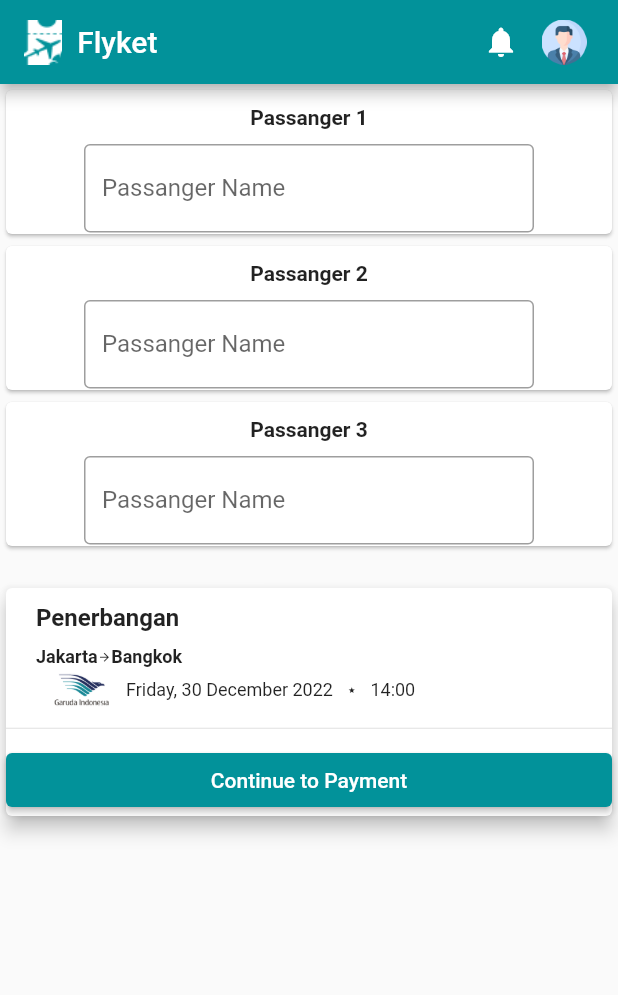
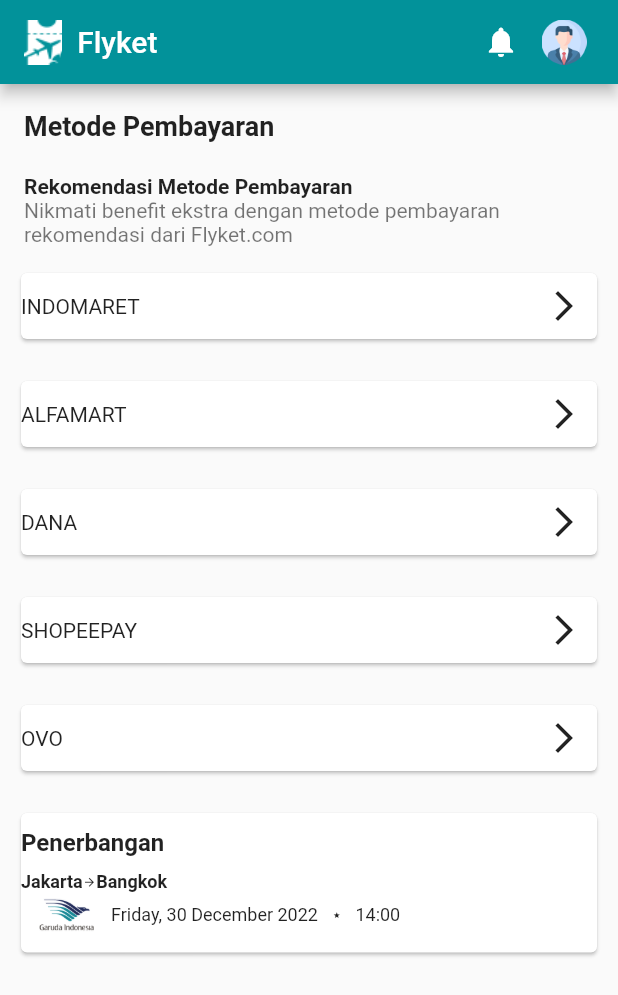
Before and after one commit to driskimaulana/flyket, a Flutter app: the screen it shows after launch, on a phone screen of 412 x 824 dp. Shown: the top 995 px of the screen. Run offline on Flutter 3.47's test engine with Material 2 defaults, Android fonts, the light colour scheme and no system bars; our stand-ins replace dropdown_button2; missing offline and left inert: dropdownfield2.

Commit message:
payment ni boss

```diff
--- a/lib/main.dart
+++ b/lib/main.dart
@@ -3,6 +3,7 @@
 import 'package:flyket/view/screen/choose_schedule/choose_schedule.dart';
 import 'package:flyket/view/screen/home/home_screen.dart';
 import 'package:flyket/view/screen/passanger_form/passanger_form.dart';
+import 'package:flyket/view/screen/payment/payment.dart';
 
 void main() {
   runApp(const MyApp());
@@ -21,7 +22,7 @@
           primarySwatch: Colors.cyan,
         ),
         // home: const HomeScreen(),
-      home: PassangerForm(),
+        // home: PassangerForm(),
         // home: ChooseSchedule(
         //   searchFlight: new SearchScheadule(
         //       fromAirport: "Jakarta",
@@ -29,6 +30,7 @@
         //       passanger: 3,
         //       departureDate: "2022-12-30",
         //       seatClass: "Business"),
+        home: Payment()
         // ),
         );
   }
--- a/lib/view/screen/home/home_screen.dart
+++ b/lib/view/screen/home/home_screen.dart
@@ -1,6 +1,6 @@
 // import 'package:dropdownfield/dropdownfield.dart';
 import 'dart:developer';
-import 'dart:ffi';
+// import 'dart:ffi';
 
 import 'package:dropdown_button2/dropdown_button2.dart';
 import 'package:dropdownfield2/dropdownfield2.dart';
--- a/lib/view/screen/payment/payment.dart
+++ b/lib/view/screen/payment/payment.dart
@@ -0,0 +1,208 @@
+import 'package:flutter/cupertino.dart';
+import 'package:flutter/material.dart';
+
+main() {
+  runApp(Payment());
+}
+
+class Payment extends StatefulWidget {
+  const Payment({super.key});
+
+  @override
+  State<Payment> createState() => _PaymentState();
+}
+
+class _PaymentState extends State<Payment> {
+  final mainColor = const Color(0xff02929A);
+  final List paymentMethod = [
+    "INDOMARET",
+    "ALFAMART",
+    "DANA",
+    "SHOPEEPAY",
+    "OVO"
+  ];
+
+  @override
+  Widget build(BuildContext context) {
+    return Scaffold(
+      appBar: AppBar(
+        backgroundColor: mainColor,
+        title: Container(
+          child: Row(
+            mainAxisAlignment: MainAxisAlignment.spaceBetween,
+            children: [
+              Row(
+                children: [
+                  Image.asset(
+                    "assets/images/logo.png",
+                    height: 30,
+                  ),
+                  const SizedBox(
+                    width: 10,
+                  ),
+                  const Text(
+                    "Flyket",
+                    style: TextStyle(
+                      color: Colors.white,
+                    ),
+                  ),
+                ],
+              ),
+              Row(
+                children: [
+                  const Icon(
+                    Icons.notifications,
+                    color: Colors.white,
+                  ),
+                  const SizedBox(
+                    width: 10,
+                  ),
+                  CircleAvatar(
+                    backgroundColor: Colors.transparent,
+                    child: Image.asset(
+                      "assets/images/profile.png",
+                      width: 30,
+                      height: 30,
+                    ),
+                  ),
+                ],
+              )
+            ],
+          ),
+        ),
+      ),
+      body: SingleChildScrollView(
+        child: Column(
+          children: [
+            ListView.builder(
+              shrinkWrap: true,
+              scrollDirection: Axis.vertical,
+              itemBuilder: (context, index) {
+                if (index == 0) {
+                  return ListTile(
+                    title: Text("Metode Pembayaran",
+                        style: TextStyle(
+                            fontWeight: FontWeight.bold, fontSize: 18)),
+                  );
+                } else if (index == 1) {
+                  return ListTile(
+                    title: Text(
+                      "Rekomendasi Metode Pembayaran",
+                      style:
+                          TextStyle(fontWeight: FontWeight.bold, fontSize: 14),
+                    ),
+                    subtitle: Text(
+                        "Nikmati benefit ekstra dengan metode pembayaran rekomendasi dari Flyket.com"),
+                  );
+                } else {
+                  return Padding(
+                    padding: const EdgeInsets.all(10),
+                    child: Card(
+                      child: Row(
+                        children: [
+                          Text(paymentMethod[index - 2]),
+                          Expanded(child: Text(" ")),
+                          Padding(
+                            padding: const EdgeInsets.all(10),
+                            child: Container(
+                              child: Icon(Icons.arrow_forward_ios),
+                            ),
+                          ),
+                        ],
+                      ),
+                    ),
+                  );
+                }
+              },
+              itemCount: paymentMethod.length + 2,
+            ),
+            Padding(
+              padding: const EdgeInsets.all(10),
+              child: Card(
+                child: Column(
+                  crossAxisAlignment: CrossAxisAlignment.start,
+                  mainAxisAlignment: MainAxisAlignment.start,
+                  children: [
+                    Padding(
+                      padding:
+                          EdgeInsets.symmetric(horizontal: 0, vertical: 10),
+                      child: Column(
+                        mainAxisAlignment: MainAxisAlignment.start,
+                        crossAxisAlignment: CrossAxisAlignment.start,
+                        children: [
+                          Text(
+                            "Penerbangan",
+                            style: TextStyle(
+                              fontSize: 16,
+                              fontWeight: FontWeight.bold,
+                            ),
+                          ),
+                          SizedBox(
+                            height: 10,
+                          ),
+                          Row(
+                            children: const [
+                              Text(
+                                "Jakarta",
+                                style: TextStyle(
+                                  fontSize: 12,
+                                  fontWeight: FontWeight.bold,
+                                ),
+                              ),
+                              Icon(
+                                Icons.arrow_forward,
+                                size: 9,
+                              ),
+                              Text(
+                                "Bangkok",
+                                style: TextStyle(
+                                  fontSize: 12,
+                                  fontWeight: FontWeight.bold,
+                                ),
+                              ),
+                            ],
+                          ),
+                          Row(
+                            children: [
+                              Image.asset(
+                                "assets/images/gaindo.png",
+                                width: 60,
+                                height: 30,
+                              ),
+                              Text(
+                                "Friday, 30 December 2022",
+                                style: TextStyle(
+                                  fontSize: 12,
+                                ),
+                              ),
+                              SizedBox(
+                                width: 10,
+                              ),
+                              Icon(
+                                Icons.star,
+                                size: 5,
+                              ),
+                              SizedBox(
+                                width: 10,
+                              ),
+                              Text(
+                                "14:00",
+                                style: TextStyle(
+                                  fontSize: 12,
+                                ),
+                              ),
+                            ],
+                          ),
+                        ],
+                      ),
+                    ),
+                  ],
+                ),
+              ),
+            ),
+          ],
+        ),
+      ),
+    );
+  }
+}
```
Lines whose indentation alone changed are shown as unchanged.
